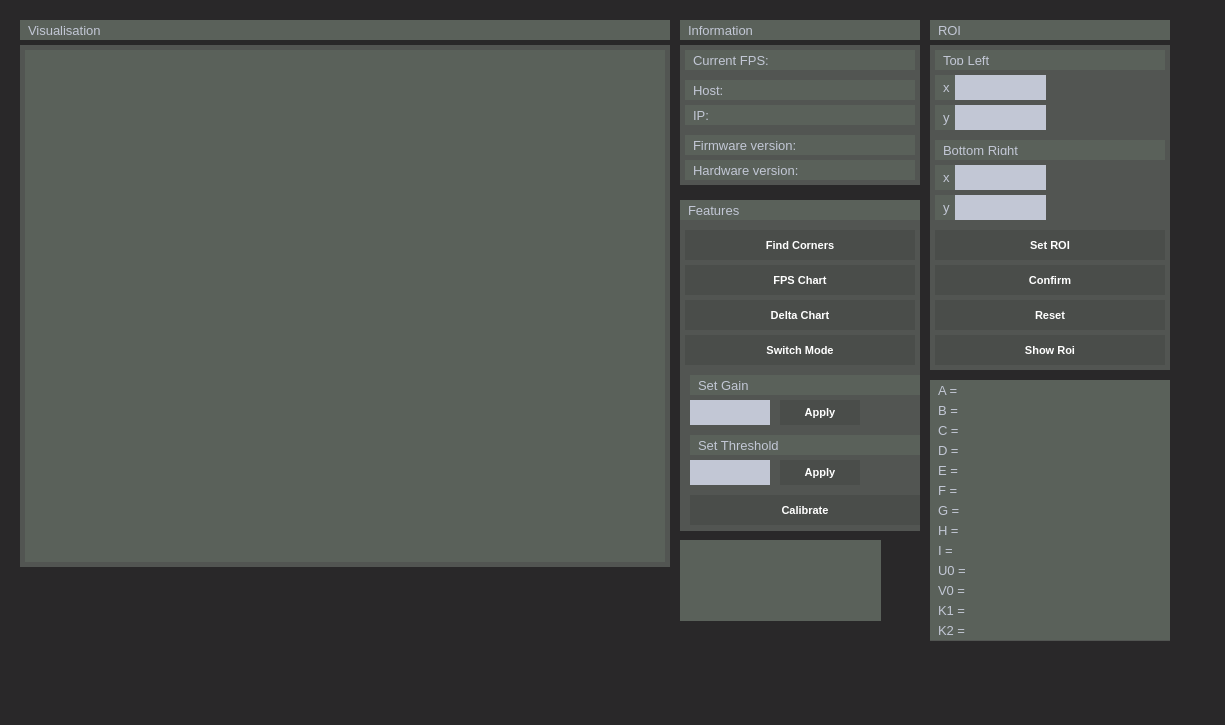
Qt form src/mainwindow.ui (ArnoVanneste/Qt_Camera_Test) before a commit.
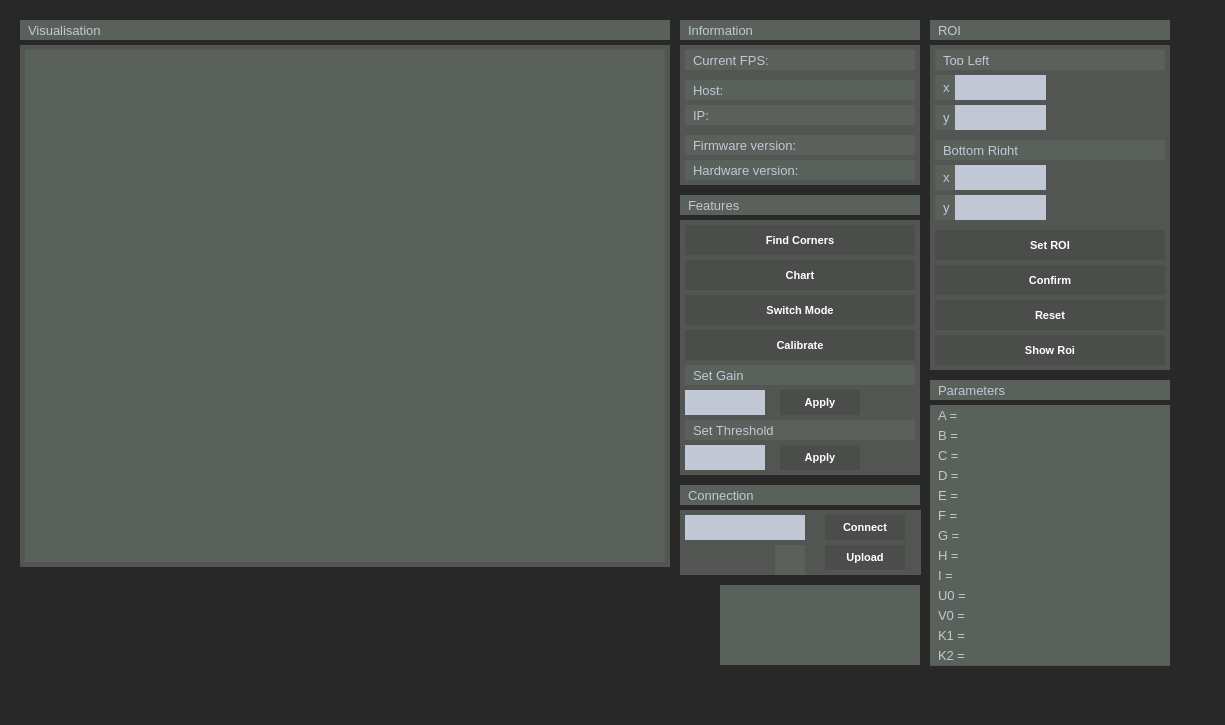
The same form after that commit. Icons and pictures are not drawn. Custom widgets are drawn as their Qt base class.

Diff of the .ui file:
```diff
--- a/src/mainwindow.ui
+++ b/src/mainwindow.ui
@@ -507,7 +507,7 @@
     <property name="geometry">
      <rect>
       <x>685</x>
-      <y>230</y>
+      <y>225</y>
       <width>230</width>
       <height>30</height>
      </rect>
@@ -533,7 +533,7 @@
     <property name="geometry">
      <rect>
       <x>685</x>
-      <y>335</y>
+      <y>295</y>
       <width>230</width>
       <height>30</height>
      </rect>
@@ -546,20 +546,20 @@
     <property name="geometry">
      <rect>
       <x>685</x>
-      <y>265</y>
+      <y>260</y>
       <width>230</width>
       <height>30</height>
      </rect>
     </property>
     <property name="text">
-     <string>FPS Chart</string>
+     <string>Chart</string>
     </property>
    </widget>
    <widget class="QLineEdit" name="line_gain">
     <property name="geometry">
      <rect>
-      <x>690</x>
-      <y>400</y>
+      <x>685</x>
+      <y>390</y>
       <width>80</width>
       <height>25</height>
      </rect>
@@ -569,7 +569,7 @@
     <property name="geometry">
      <rect>
       <x>780</x>
-      <y>400</y>
+      <y>390</y>
       <width>80</width>
       <height>25</height>
      </rect>
@@ -581,8 +581,8 @@
    <widget class="QLabel" name="label">
     <property name="geometry">
      <rect>
-      <x>690</x>
-      <y>375</y>
+      <x>685</x>
+      <y>365</y>
       <width>230</width>
       <height>20</height>
      </rect>
@@ -594,8 +594,8 @@
    <widget class="QLineEdit" name="line_threshold">
     <property name="geometry">
      <rect>
-      <x>690</x>
-      <y>460</y>
+      <x>685</x>
+      <y>445</y>
       <width>80</width>
       <height>25</height>
      </rect>
@@ -604,8 +604,8 @@
    <widget class="QLabel" name="label_2">
     <property name="geometry">
      <rect>
-      <x>690</x>
-      <y>435</y>
+      <x>685</x>
+      <y>420</y>
       <width>230</width>
       <height>20</height>
      </rect>
@@ -618,7 +618,7 @@
     <property name="geometry">
      <rect>
       <x>780</x>
-      <y>460</y>
+      <y>445</y>
       <width>80</width>
       <height>25</height>
      </rect>
@@ -834,9 +834,9 @@
     <property name="geometry">
      <rect>
       <x>680</x>
-      <y>200</y>
+      <y>220</y>
       <width>240</width>
-      <height>331</height>
+      <height>255</height>
      </rect>
     </property>
    </widget>
@@ -844,7 +844,7 @@
     <property name="geometry">
      <rect>
       <x>680</x>
-      <y>200</y>
+      <y>195</y>
       <width>240</width>
       <height>20</height>
      </rect>
@@ -901,10 +901,10 @@
    <widget class="QLabel" name="logo">
     <property name="geometry">
      <rect>
-      <x>680</x>
-      <y>540</y>
-      <width>201</width>
-      <height>81</height>
+      <x>720</x>
+      <y>585</y>
+      <width>200</width>
+      <height>80</height>
      </rect>
     </property>
     <property name="text">
@@ -917,8 +917,8 @@
    <widget class="QPushButton" name="calibrate">
     <property name="geometry">
      <rect>
-      <x>690</x>
-      <y>495</y>
+      <x>685</x>
+      <y>330</y>
       <width>230</width>
       <height>30</height>
      </rect>
@@ -931,7 +931,7 @@
     <property name="geometry">
      <rect>
       <x>930</x>
-      <y>380</y>
+      <y>405</y>
       <width>240</width>
       <height>261</height>
      </rect>
@@ -941,7 +941,7 @@
     <property name="geometry">
      <rect>
       <x>930</x>
-      <y>380</y>
+      <y>405</y>
       <width>240</width>
       <height>20</height>
      </rect>
@@ -954,7 +954,7 @@
     <property name="geometry">
      <rect>
       <x>930</x>
-      <y>400</y>
+      <y>425</y>
       <width>240</width>
       <height>20</height>
      </rect>
@@ -967,7 +967,7 @@
     <property name="geometry">
      <rect>
       <x>930</x>
-      <y>420</y>
+      <y>445</y>
       <width>240</width>
       <height>20</height>
      </rect>
@@ -980,7 +980,7 @@
     <property name="geometry">
      <rect>
       <x>930</x>
-      <y>440</y>
+      <y>465</y>
       <width>240</width>
       <height>20</height>
      </rect>
@@ -993,7 +993,7 @@
     <property name="geometry">
      <rect>
       <x>930</x>
-      <y>460</y>
+      <y>485</y>
       <width>240</width>
       <height>20</height>
      </rect>
@@ -1006,7 +1006,7 @@
     <property name="geometry">
      <rect>
       <x>930</x>
-      <y>480</y>
+      <y>505</y>
       <width>240</width>
       <height>20</height>
      </rect>
@@ -1019,7 +1019,7 @@
     <property name="geometry">
      <rect>
       <x>930</x>
-      <y>500</y>
+      <y>525</y>
       <width>240</width>
       <height>20</height>
      </rect>
@@ -1032,7 +1032,7 @@
     <property name="geometry">
      <rect>
       <x>930</x>
-      <y>520</y>
+      <y>545</y>
       <width>240</width>
       <height>20</height>
      </rect>
@@ -1045,7 +1045,7 @@
     <property name="geometry">
      <rect>
       <x>930</x>
-      <y>540</y>
+      <y>565</y>
       <width>240</width>
       <height>20</height>
      </rect>
@@ -1058,7 +1058,7 @@
     <property name="geometry">
      <rect>
       <x>930</x>
-      <y>560</y>
+      <y>585</y>
       <width>240</width>
       <height>20</height>
      </rect>
@@ -1071,7 +1071,7 @@
     <property name="geometry">
      <rect>
       <x>930</x>
-      <y>580</y>
+      <y>605</y>
       <width>240</width>
       <height>20</height>
      </rect>
@@ -1084,7 +1084,7 @@
     <property name="geometry">
      <rect>
       <x>930</x>
-      <y>600</y>
+      <y>625</y>
       <width>240</width>
       <height>20</height>
      </rect>
@@ -1097,7 +1097,7 @@
     <property name="geometry">
      <rect>
       <x>930</x>
-      <y>620</y>
+      <y>645</y>
       <width>240</width>
       <height>20</height>
      </rect>
@@ -1106,19 +1106,98 @@
      <string>K2 = </string>
     </property>
    </widget>
-   <widget class="QPushButton" name="delta_chart">
+   <widget class="QLineEdit" name="line_connect">
     <property name="geometry">
      <rect>
       <x>685</x>
-      <y>300</y>
-      <width>230</width>
+      <y>515</y>
+      <width>120</width>
+      <height>25</height>
+     </rect>
+    </property>
+   </widget>
+   <widget class="QPushButton" name="connect">
+    <property name="geometry">
+     <rect>
+      <x>825</x>
+      <y>515</y>
+      <width>80</width>
+      <height>25</height>
+     </rect>
+    </property>
+    <property name="text">
+     <string>Connect</string>
+    </property>
+   </widget>
+   <widget class="QLabel" name="status">
+    <property name="geometry">
+     <rect>
+      <x>775</x>
+      <y>545</y>
+      <width>30</width>
       <height>30</height>
      </rect>
     </property>
     <property name="text">
-     <string>Delta Chart</string>
+     <string/>
     </property>
    </widget>
+   <widget class="QPushButton" name="pushButton">
+    <property name="geometry">
+     <rect>
+      <x>825</x>
+      <y>545</y>
+      <width>80</width>
+      <height>25</height>
+     </rect>
+    </property>
+    <property name="text">
+     <string>Upload</string>
+    </property>
+   </widget>
+   <widget class="QListView" name="listView_6">
+    <property name="geometry">
+     <rect>
+      <x>680</x>
+      <y>510</y>
+      <width>241</width>
+      <height>65</height>
+     </rect>
+    </property>
+   </widget>
+   <widget class="QLabel" name="label_13">
+    <property name="geometry">
+     <rect>
+      <x>680</x>
+      <y>485</y>
+      <width>240</width>
+      <height>20</height>
+     </rect>
+    </property>
+    <property name="text">
+     <string>Connection</string>
+    </property>
+    <property name="textFormat">
+     <enum>Qt::PlainText</enum>
+    </property>
+    <property name="scaledContents">
+     <bool>false</bool>
+    </property>
+   </widget>
+   <widget class="QLabel" name="label_14">
+    <property name="geometry">
+     <rect>
+      <x>930</x>
+      <y>380</y>
+      <width>240</width>
+      <height>20</height>
+     </rect>
+    </property>
+    <property name="text">
+     <string>Parameters</string>
+    </property>
+   </widget>
+   <zorder>listView_6</zorder>
    <zorder>listView</zorder>
    <zorder>reset_roi</zorder>
    <zorder>set_roi</zorder>
@@ -1172,7 +1251,12 @@
    <zorder>params_V0</zorder>
    <zorder>params_K1</zorder>
    <zorder>params_K2</zorder>
-   <zorder>delta_chart</zorder>
+   <zorder>line_connect</zorder>
+   <zorder>connect</zorder>
+   <zorder>status</zorder>
+   <zorder>pushButton</zorder>
+   <zorder>label_13</zorder>
+   <zorder>label_14</zorder>
   </widget>
   <widget class="QMenuBar" name="menubar">
    <property name="geometry">
```
